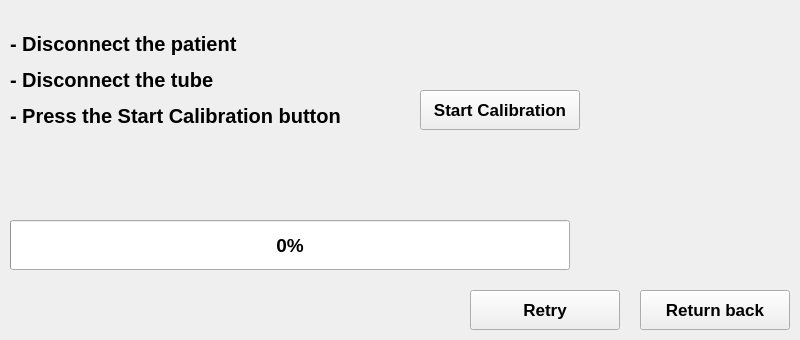
First picture: the form in gui/calibration/spirometer.ui, repository fmselab/mvm-gui, before the edit.
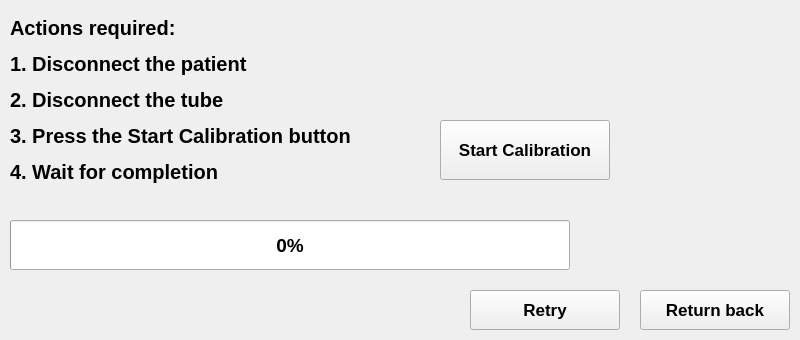
Second picture: the form after the edit.

Commit message: layout and instructions for the medical operator updated

What changed in the file:
```diff
--- a/gui/calibration/spirometer.ui
+++ b/gui/calibration/spirometer.ui
@@ -19,7 +19,7 @@
      <x>10</x>
      <y>10</y>
      <width>400</width>
-     <height>140</height>
+     <height>181</height>
     </rect>
    </property>
    <property name="font">
@@ -30,16 +30,16 @@
     </font>
    </property>
    <property name="text">
-    <string>&lt;html&gt;&lt;head/&gt;&lt;body&gt;&lt;p&gt;- Disconnect the patient&lt;/p&gt;&lt;p&gt;- Disconnect the tube&lt;/p&gt;&lt;p&gt;- Press the Start Calibration button&lt;/p&gt;&lt;/body&gt;&lt;/html&gt;</string>
+    <string>&lt;html&gt;&lt;head/&gt;&lt;body&gt;&lt;p&gt;Actions required:&lt;/p&gt;&lt;p&gt;1. Disconnect the patient&lt;/p&gt;&lt;p&gt;2. Disconnect the tube&lt;/p&gt;&lt;p&gt;3. Press the Start Calibration button&lt;/p&gt;&lt;p&gt;4. Wait for completion &lt;/p&gt;&lt;/body&gt;&lt;/html&gt;</string>
    </property>
   </widget>
   <widget class="QPushButton" name="start_calibration">
    <property name="geometry">
     <rect>
-     <x>420</x>
-     <y>90</y>
-     <width>160</width>
-     <height>40</height>
+     <x>440</x>
+     <y>120</y>
+     <width>170</width>
+     <height>60</height>
     </rect>
    </property>
    <property name="font">
```
